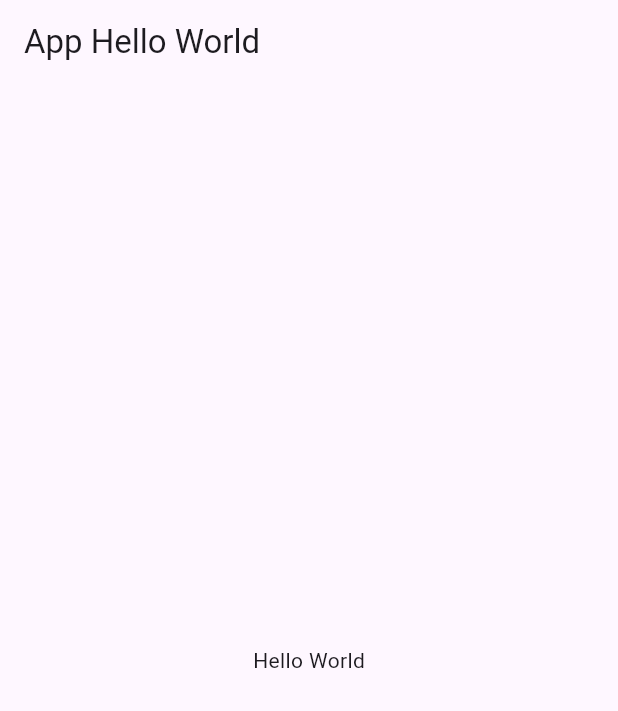
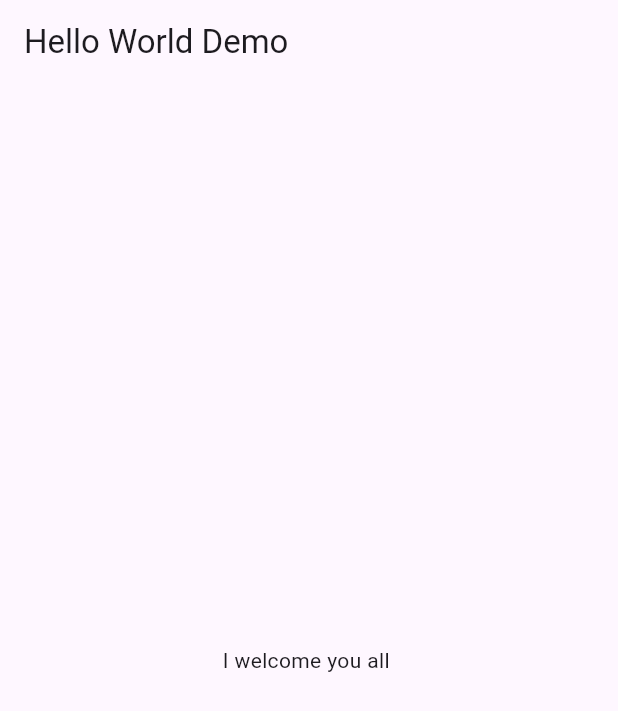
Before and after one commit to PratickBaraik/Flutter-Development-Journey, a Flutter app: the screen it shows after launch, on a phone screen of 412 x 824 dp. Shown: the top 711 px of the screen. Run offline on Flutter 3.47's test engine with Material 3 defaults, Android fonts, the light colour scheme and no system bars.

Commit message:
Successfully tested AVD in visual studio code

```diff
--- a/hello_world/lib/main.dart
+++ b/hello_world/lib/main.dart
@@ -9,10 +9,10 @@ class MyApp extends StatelessWidget {
     return MaterialApp(
       home: Scaffold(
         appBar: AppBar(
-          title: const Text('App Hello World'),
+          title: const Text('Hello World Demo'),
         ),
         body: const Center(
-          child: Text('Hello World'),
+          child: Text('I welcome you all '),
         )
       ),
     );
```
